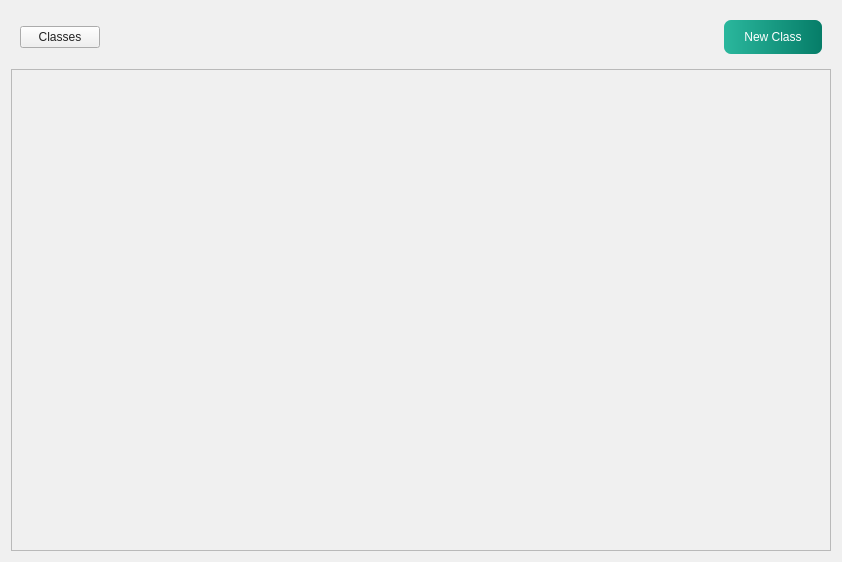
Above: ui/QTFiles/classesTeacher.ui from fizzycoding/Attendance-Management-System--College before the change. Below: the same form after it.
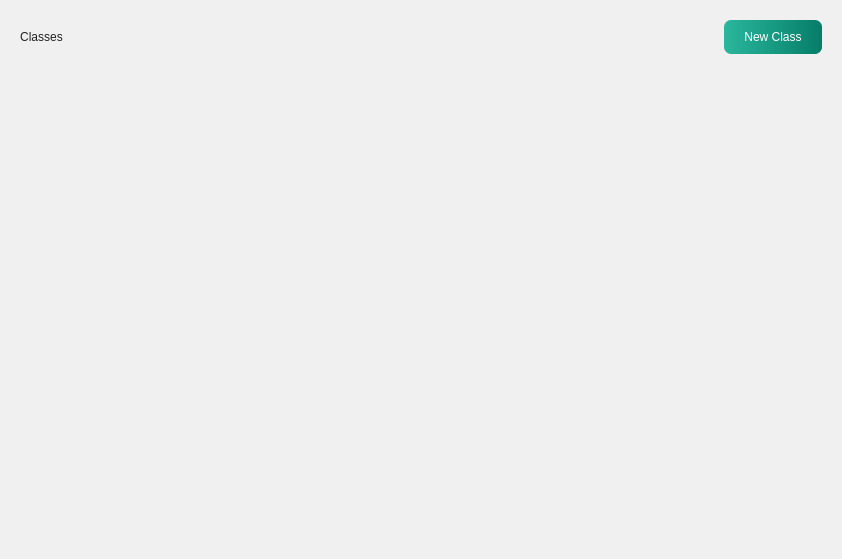
That is the form after the change. Icons and pictures are not drawn.

```diff
--- a/ui/QTFiles/classesTeacher.ui
+++ b/ui/QTFiles/classesTeacher.ui
@@ -7,7 +7,7 @@
     <x>0</x>
     <y>0</y>
     <width>842</width>
-    <height>562</height>
+    <height>559</height>
    </rect>
   </property>
   <property name="sizePolicy">
@@ -31,12 +31,16 @@
        <verstretch>0</verstretch>
       </sizepolicy>
      </property>
+     <property name="styleSheet">
+      <string notr="true">background-color: transparent;</string>
+     </property>
      <layout class="QHBoxLayout" name="horizontalLayout_2">
       <item>
        <widget class="QPushButton" name="refresh_class">
         <property name="styleSheet">
          <string notr="true">color: rgb(34, 34, 34);
-font: 600 18pt &quot;Segoe UI&quot;;</string>
+font: 600 18pt &quot;Segoe UI&quot;;
+border: none</string>
         </property>
         <property name="text">
          <string>Classes</string>
@@ -89,6 +93,10 @@
    </item>
    <item>
     <widget class="QStackedWidget" name="classes_stacked">
+     <property name="styleSheet">
+      <string notr="true">background-color: transparent;
+border: none</string>
+     </property>
      <property name="currentIndex">
       <number>1</number>
      </property>
@@ -152,8 +160,8 @@
            <rect>
             <x>0</x>
             <y>0</y>
-            <width>820</width>
-            <height>474</height>
+            <width>824</width>
+            <height>478</height>
            </rect>
           </property>
           <layout class="QVBoxLayout" name="classesLayout">
```
